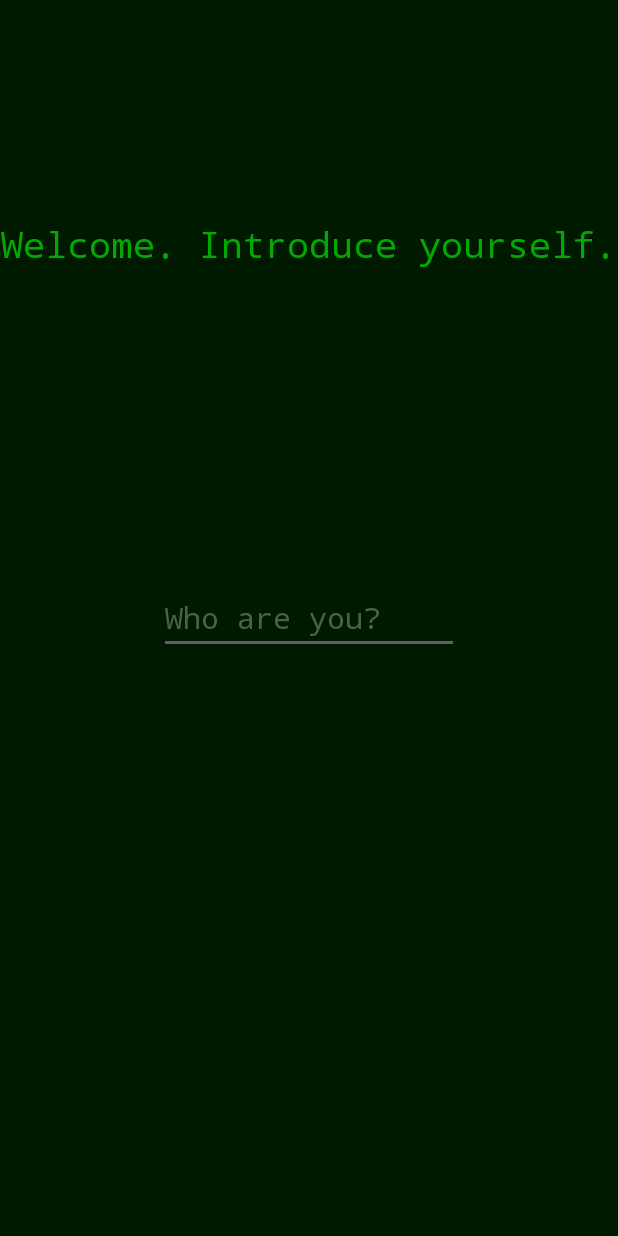
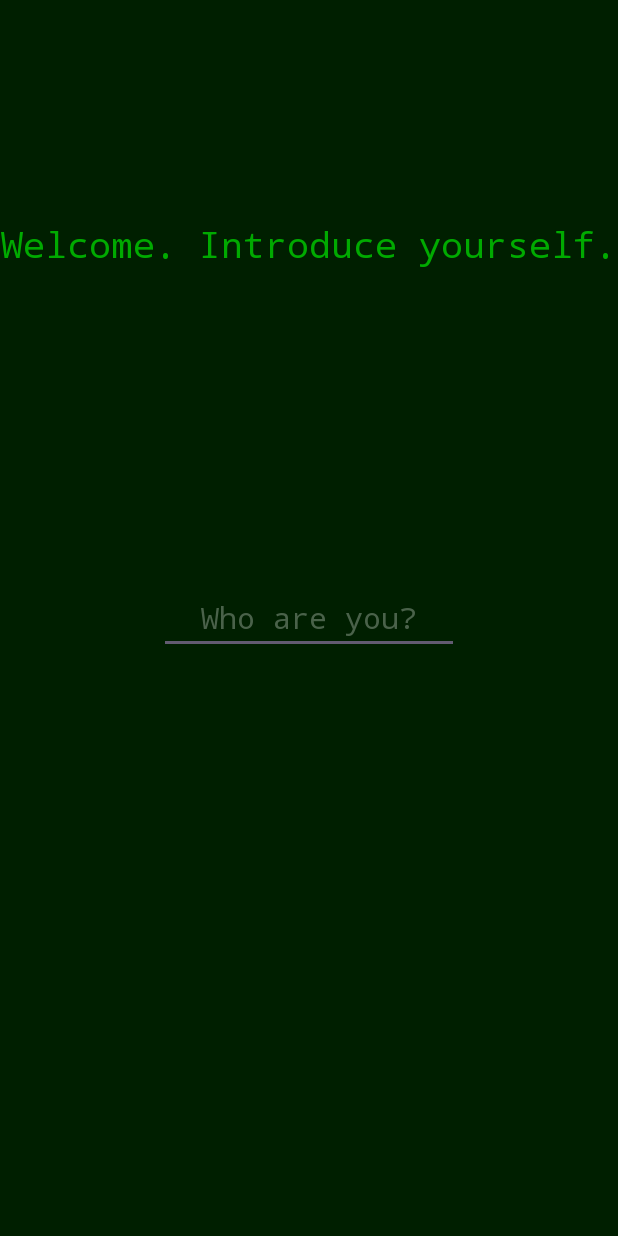
Before and after one commit to NonannouncedSpy/uni-androiddev-3, an Android app: the SecondActivity screen opened directly, with no data from a screen before it, on a phone screen of 412 x 824 dp. Run offline under Robolectric (Android 15) with nearby library versions, the phone set to English and light mode, and no system bars.

Commit message:
Update stylish_button drawable
Now changes colors to reds when clicked
Added dark_red color for this
Also edittext in second_activity now has centered text

```diff
--- a/app/src/main/res/drawable/stylish_button.xml
+++ b/app/src/main/res/drawable/stylish_button.xml
@@ -1,7 +1,9 @@
 <?xml version="1.0" encoding="utf-8"?>
-<shape xmlns:android="http://schemas.android.com/apk/res/android"
-    android:shape="rectangle">
+<selector xmlns:android="http://schemas.android.com/apk/res/android">
 
+        <!-- Idle state -->
+        <item android:state_pressed="false">
+                <shape android:shape="rectangle">
                 <solid android:color="@color/dark_green" />
                 <stroke android:color="@color/green" android:width="5dp"/>
                 <corners android:radius="10dp" />
@@ -10,5 +12,21 @@
                     android:top="10dp"
                     android:left="10dp"
                     android:right="10dp" />
+                </shape>
+        </item>
 
+        <!-- Clicked state -->
+        <item android:state_pressed="true">
+                <shape android:shape="rectangle">
+                        <solid android:color="@color/dark_red" />
+                        <stroke android:color="@color/red" android:width="5dp"/>
+                        <corners android:radius="10dp" />
+                        <padding
+                            android:bottom="10dp"
+                            android:top="10dp"
+                            android:left="10dp"
+                            android:right="10dp" />
                 </shape>
+        </item>
+
+</selector>
--- a/app/src/main/res/layout/activity_second.xml
+++ b/app/src/main/res/layout/activity_second.xml
@@ -28,6 +28,7 @@
         android:minWidth="200dp"
         android:hint="@string/second_hint"
         android:inputType="text"
+        android:textAlignment="center"
         app:layout_constraintBottom_toBottomOf="parent"
         app:layout_constraintEnd_toEndOf="parent"
         app:layout_constraintStart_toStartOf="parent"
--- a/app/src/main/res/values/colors.xml
+++ b/app/src/main/res/values/colors.xml
@@ -4,8 +4,9 @@
     <color name="white">#FFFFFFFF</color>
 
     <color name="green">#00AA00</color>
-    <color name="dark_green">#001A00</color>
+    <color name="dark_green">#001F00</color>
     <color name="pale_green">#4A624A</color>
 
     <color name="red">#AA0000</color>
+    <color name="dark_red">#3A0000</color>
 </resources>
```
Lines whose indentation alone changed are shown as unchanged.
